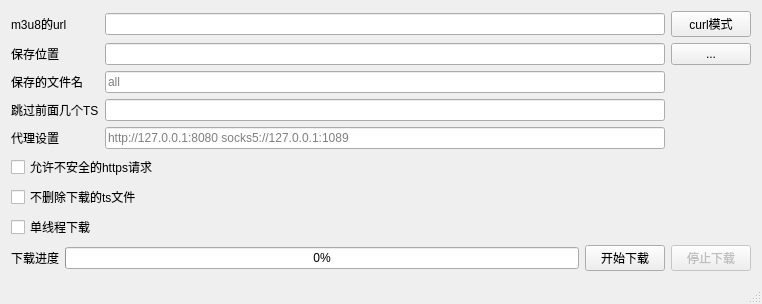
This is m3u8d-qt/mainwindow.ui in orestonce/m3u8d as Qt 5 draws it before an edit. The edited form follows.
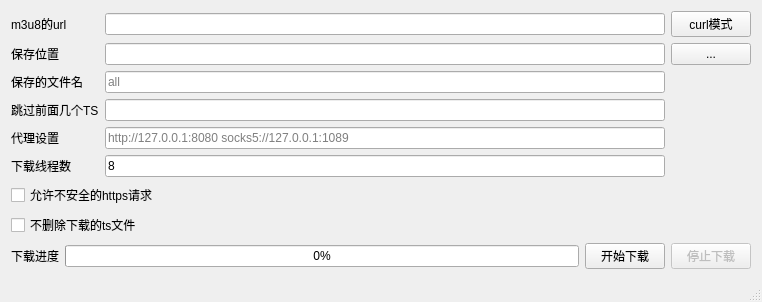
This is the edited form.

Commit message: 下载线程数

The edit to the form file:
```diff
--- a/m3u8d-qt/mainwindow.ui
+++ b/m3u8d-qt/mainwindow.ui
@@ -7,7 +7,7 @@
     <x>0</x>
     <y>0</y>
     <width>762</width>
-    <height>253</height>
+    <height>271</height>
    </rect>
   </property>
   <property name="windowTitle">
@@ -114,6 +114,23 @@
         </property>
        </widget>
       </item>
+      <item row="5" column="0">
+       <widget class="QLabel" name="label_6">
+        <property name="text">
+         <string>下载线程数</string>
+        </property>
+       </widget>
+      </item>
+      <item row="5" column="1">
+       <widget class="QLineEdit" name="lineEdit_ThreadCount">
+        <property name="text">
+         <string>8</string>
+        </property>
+        <property name="placeholderText">
+         <string>[1,1000]</string>
+        </property>
+       </widget>
+      </item>
      </layout>
     </item>
     <item>
@@ -130,13 +147,6 @@
       </property>
      </widget>
     </item>
-    <item>
-     <widget class="QCheckBox" name="checkBox_SingleThread">
-      <property name="text">
-       <string>单线程下载</string>
-      </property>
-     </widget>
-    </item>
     <item>
      <spacer name="verticalSpacer">
       <property name="orientation">
```
Left out of the diff: 40 changed lines with no effect on the pictures. The commit also changes 5 other files.
